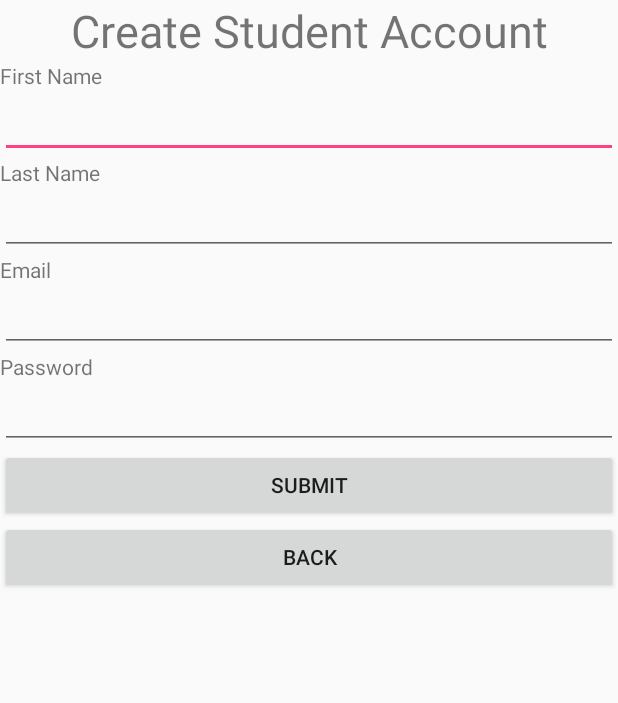
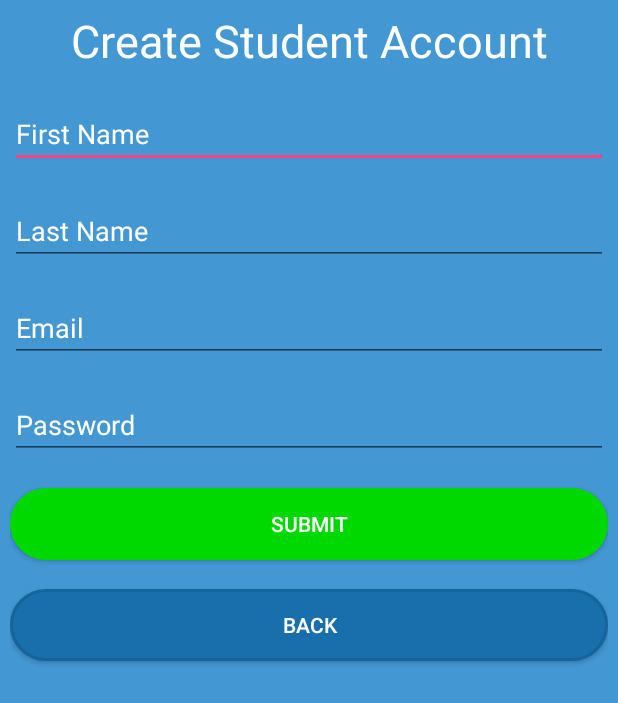
Before and after one commit to sebastianjs12/Quizly, an Android app: the layout create_student_account.xml on its own in the app's theme, with its tools: preview values and no code run, on a phone screen of 412 x 824 dp. Shown: the top 703 px of the screen. Run offline under Robolectric (Android 15) with nearby library versions, the phone set to English and light mode, and no system bars.

Commit message:
Updated GUI layouts, modified color schemes

```diff
--- a/app/src/main/res/layout/create_student_account.xml
+++ b/app/src/main/res/layout/create_student_account.xml
@@ -2,6 +2,7 @@
 <LinearLayout xmlns:android="http://schemas.android.com/apk/res/android"
     android:layout_width="match_parent"
     android:layout_height="match_parent"
+    android:background="@drawable/background_gradient"
     android:baselineAligned="false"
     android:orientation="vertical">
 
@@ -11,71 +12,104 @@
         android:layout_height="wrap_content"
         android:gravity="center_horizontal"
         android:text="Create Student Account"
+        android:textColor="@android:color/white"
         android:textSize="30sp" />
 
     <TextView
         android:id="@+id/textView4"
         android:layout_width="match_parent"
         android:layout_height="wrap_content"
-        android:text="First Name" />
+        android:text="First Name"
+        android:visibility="invisible" />
 
     <EditText
         android:id="@+id/studentFN"
         android:layout_width="match_parent"
         android:layout_height="wrap_content"
         android:ems="10"
-        android:inputType="textPersonName" />
+        android:hint="First Name"
+        android:inputType="textPersonName"
+        android:textColor="@android:color/white"
+        android:textColorHint="@android:color/white" />
 
     <TextView
         android:id="@+id/textView5"
         android:layout_width="match_parent"
         android:layout_height="wrap_content"
-        android:text="Last Name" />
+        android:text="Last Name"
+        android:visibility="invisible" />
 
     <EditText
         android:id="@+id/studentLN"
         android:layout_width="match_parent"
         android:layout_height="wrap_content"
         android:ems="10"
-        android:inputType="textPersonName" />
+        android:hint="Last Name"
+        android:textColorHint="@android:color/white"
+        android:inputType="textPersonName"
+        android:textColor="@android:color/white" />
 
     <TextView
         android:layout_width="match_parent"
         android:layout_height="wrap_content"
-        android:text="Email" />
+        android:text="Email"
+        android:visibility="invisible" />
 
     <EditText
         android:id="@+id/teacherUsernameText"
         android:layout_width="match_parent"
         android:layout_height="wrap_content"
         android:ems="10"
-        android:inputType="textPersonName" />
+        android:hint="Email"
+        android:textColorHint="@android:color/white"
+        android:inputType="textPersonName"
+        android:textColor="@android:color/white" />
 
     <TextView
         android:layout_width="match_parent"
         android:layout_height="wrap_content"
-        android:text="Password" />
+        android:text="Password"
+        android:visibility="invisible" />
 
     <EditText
         android:id="@+id/teacherPasswordText"
         android:layout_width="match_parent"
         android:layout_height="wrap_content"
         android:ems="10"
-        android:inputType="textPassword" />
+        android:hint="Password"
+        android:textColorHint="@android:color/white"
+        android:inputType="textPassword"
+        android:textColor="@android:color/white" />
+
+    <TextView
+        android:layout_width="match_parent"
+        android:layout_height="wrap_content"
+        android:text="TextView"
+        android:visibility="invisible" />
 
     <Button
         android:id="@+id/studentCreateSubmitButton"
         android:layout_width="match_parent"
         android:layout_height="wrap_content"
+        android:background="@drawable/signup_button"
         android:onClick="clickStudentCreateSubmit"
-        android:text="Submit" />
+        android:text="Submit"
+        android:textColor="@android:color/white" />
+
+    <TextView
+        android:layout_width="match_parent"
+        android:layout_height="wrap_content"
+        android:text="TextView"
+        android:visibility="invisible" />
 
     <Button
         android:id="@+id/teacherCreateBackButton"
         android:layout_width="match_parent"
         android:layout_height="wrap_content"
+        android:background="@drawable/back_button"
         android:onClick="clickStudentBackToLogin"
-        android:text="Back" />
+        android:text="Back"
+        android:textColor="@android:color/white" />
 
     <ProgressBar
         android:id="@+id/progressbar"
--- a/app/src/main/res/layout/post_quiz_creation.xml
+++ b/app/src/main/res/layout/post_quiz_creation.xml
@@ -60,8 +60,9 @@
         android:id="@+id/teacher_home_but"
         android:layout_width="match_parent"
         android:layout_height="wrap_content"
+        android:background="@drawable/login_button"
         android:onClick="clickBackButton"
-        android:background="@drawable/login_button"
-        android:text="Back" />
+        android:text="Back"
+        android:textColor="@color/colorPrimary" />
 
 </LinearLayout>
--- a/app/src/main/res/layout/student_question_temp.xml
+++ b/app/src/main/res/layout/student_question_temp.xml
@@ -66,7 +66,7 @@
         android:background="@drawable/login_button"
         android:onClick="clickNext"
         android:text="Next"
-        android:textColor="@android:color/black" />
+        android:textColor="@color/colorPrimary" />
 
     <TextView
         android:layout_width="match_parent"
--- a/app/src/main/res/layout/teacher_create_quiz.xml
+++ b/app/src/main/res/layout/teacher_create_quiz.xml
@@ -131,7 +131,8 @@
         android:layout_height="40sp"
         android:background="@drawable/signup_button"
         android:onClick="clickFinishQuiz"
-        android:text="Finish" />
+        android:text="Finish"
+        android:textColor="@android:color/white" />
 
     <TextView
         android:layout_width="match_parent"
@@ -146,5 +147,6 @@
         android:layout_height="40sp"
         android:background="@drawable/back_button"
         android:onClick="clickCancel"
-        android:text="Cancel" />
+        android:text="Cancel"
+        android:textColor="@android:color/white" />
 </LinearLayout>
```
Also changed, not shown: app/src/main/res/layout/create_teacher_account.xml (+21 -7 lines), app/src/main/res/layout/student_add_quiz.xml (+6 -4 lines), app/src/main/res/layout/student_homepage.xml (+7 -5 lines), app/src/main/res/layout/teacher_hompage.xml (+5 -3 lines), app/src/main/res/layout/teacher_manage.xml (+4 -3 lines), app/src/main/res/layout/teacher_quiz_analytics.xml (+17 -7 lines), app/src/main/res/layout/teacher_quiz_edit.xml (+12 -1 lines).
